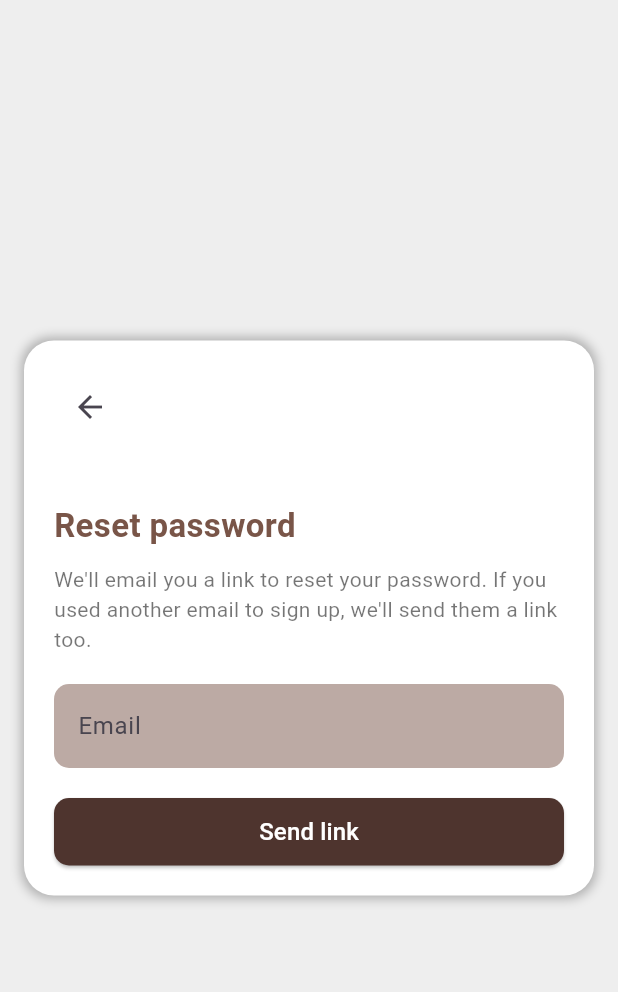
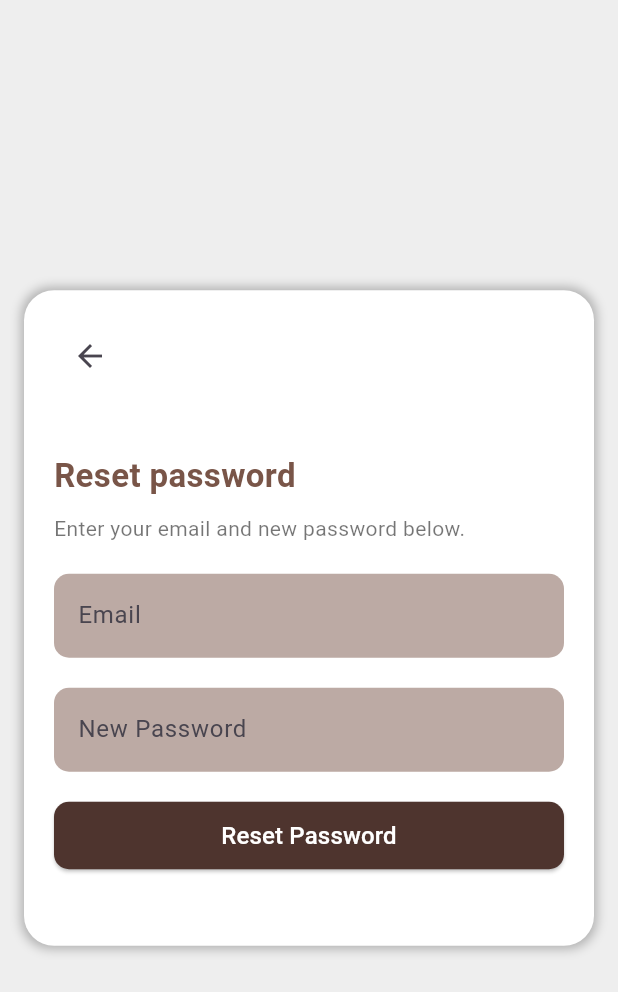
Before and after one commit to dimethma/QuizGenie, a Flutter app: the ResetPasswordScreen screen opened directly, on a phone screen of 412 x 824 dp. Shown: the top 992 px of the screen. Run offline on Flutter 3.47's test engine with Material 3 defaults, Android fonts, the phone set to English and light mode, and no system bars; our stand-ins replace cloud_firestore, file_picker, firebase_auth, firebase_core, firebase_storage, google_sign_in and 2 more; accounts and stored records are empty.

Commit message:
reset password page some errors fix

```diff
--- a/lib/interface/ResetPassword.dart
+++ b/lib/interface/ResetPassword.dart
@@ -1,17 +1,22 @@
-import 'package:flutter/material.dart';
-import 'package:quizgenie/interface/login.dart';
-import 'package:quizgenie/interface/login.dart';
 import 'package:flutter/material.dart';
 import 'package:firebase_auth/firebase_auth.dart';
-import 'package:firebase_core/firebase_core.dart';
 import 'package:cloud_firestore/cloud_firestore.dart';
-import 'package:google_sign_in/google_sign_in.dart';
-import 'package:quizgenie/chat.dart';
-import 'ResetPassword.dart';
-import 'package:quizgenie/interface/ResetPassword.dart';
-import 'package:quizgenie/Home.dart';
+import 'package:quizgenie/interface/login.dart';
 
-class ResetPasswordScreen extends StatelessWidget {
+class ResetPasswordScreen extends StatefulWidget {
+  @override
+  _ResetPasswordScreenState createState() => _ResetPasswordScreenState();
+}
+
+class _ResetPasswordScreenState extends State<ResetPasswordScreen> {
+  final TextEditingController _emailController = TextEditingController();
+  final TextEditingController _passwordController = TextEditingController();
+
+  final FirebaseAuth _auth = FirebaseAuth.instance;
+  final FirebaseFirestore _firestore = FirebaseFirestore.instance;
+
+  String _statusMessage = '';
+
   @override
   Widget build(BuildContext context) {
     return Scaffold(
@@ -64,13 +69,27 @@ class ResetPasswordScreen extends StatelessWidget {
                 ),
                 SizedBox(height: 10),
                 Text(
-                  "We'll email you a link to reset your password. If you used another email to sign up, we'll send them a link too.",
+                  "Enter your email and new password below.",
                   style: TextStyle(fontSize: 14, color: Colors.black54),
                 ),
                 SizedBox(height: 20),
                 TextField(
+                  controller: _emailController,
                   decoration: InputDecoration(
                     labelText: "Email",
+                    filled: true,
+                    fillColor: Colors.brown[200],
+                    border: OutlineInputBorder(
+                      borderRadius: BorderRadius.circular(10),
+                      borderSide: BorderSide.none,
+                    ),
+                  ),
+                ),
+                SizedBox(height: 20),
+                TextField(
+                  controller: _passwordController,
+                  decoration: InputDecoration(
+                    labelText: "New Password",
                     filled: true,
                     fillColor: Colors.brown[200],
                     border: OutlineInputBorder(
@@ -85,12 +104,7 @@ class ResetPasswordScreen extends StatelessWidget {
                   height: 45,
                   child: ElevatedButton(
                     onPressed: () {
-                      ScaffoldMessenger.of(context).showSnackBar(
-                        SnackBar(
-                          content: Text("Send link"),
-                          duration: Duration(seconds: 2),
-                        ),
-                      );
+                      _resetPassword();
                     },
                     style: ElevatedButton.styleFrom(
                       backgroundColor: Colors.brown[800],
@@ -99,11 +113,13 @@ class ResetPasswordScreen extends StatelessWidget {
                       ),
                     ),
                     child: Text(
-                      "Send link",
+                      "Reset Password",
                       style: TextStyle(color: Colors.white, fontSize: 16),
                     ),
                   ),
                 ),
+                SizedBox(height: 10),
+                Text(_statusMessage, style: TextStyle(color: Colors.red)),
               ],
             ),
           ),
@@ -111,4 +127,23 @@ class ResetPasswordScreen extends StatelessWidget {
       ),
     );
   }
+
+  Future<void> _resetPassword() async {
+    String email = _emailController.text.trim();
+    String newPassword = _passwordController.text.trim();
+
+    try {
+      await _auth.sendPasswordResetEmail(email: email);
+      await _firestore.collection('users').doc(email).set({
+        'password': newPassword,
+      });
+      setState(() {
+        _statusMessage = 'Password reset email sent successfully.';
+      });
+    } catch (e) {
+      setState(() {
+        _statusMessage = 'Failed to send reset email: $e';
+      });
+    }
+  }
 }
--- a/lib/main.dart
+++ b/lib/main.dart
@@ -22,7 +22,7 @@ class MyApp extends StatelessWidget {
         primarySwatch: Colors.brown,
         visualDensity: VisualDensity.adaptivePlatformDensity,
       ),
-      home: PaperAnalyzer(),
+      home: LoginScreen(),
     );
   }
 }
```
